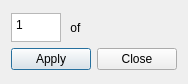
This is src/utils/choosepage.ui in giacomogroppi/writernote-qt as Qt 5 draws it before an edit. The edited form follows.
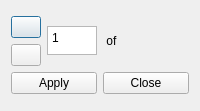
This is the edited form. Icons and pictures are not drawn.

Commit message: fix: add button for choose page

```diff
--- a/src/utils/choosepage.ui
+++ b/src/utils/choosepage.ui
@@ -6,18 +6,76 @@
    <rect>
     <x>0</x>
     <y>0</y>
-    <width>188</width>
-    <height>84</height>
+    <width>200</width>
+    <height>111</height>
    </rect>
   </property>
+  <property name="maximumSize">
+   <size>
+    <width>200</width>
+    <height>111</height>
+   </size>
+  </property>
   <property name="windowTitle">
    <string>Select page</string>
   </property>
-  <layout class="QVBoxLayout" name="verticalLayout_2">
+  <layout class="QVBoxLayout" name="verticalLayout_3">
    <item>
     <layout class="QVBoxLayout" name="verticalLayout">
      <item>
+      <layout class="QHBoxLayout" name="horizontalLayout_3">
+       <item>
       <layout class="QHBoxLayout" name="horizontalLayout">
+         <item>
+          <layout class="QVBoxLayout" name="verticalLayout_2">
+           <item>
+            <widget class="QPushButton" name="pushButton_up">
+             <property name="maximumSize">
+              <size>
+               <width>30</width>
+               <height>16777215</height>
+              </size>
+             </property>
+             <property name="text">
+              <string/>
+             </property>
+             <property name="icon">
+              <iconset resource="../../writernote.qrc">
+               <normaloff>:/image/images/image-up.png</normaloff>:/image/images/image-up.png</iconset>
+             </property>
+             <property name="iconSize">
+              <size>
+               <width>15</width>
+               <height>15</height>
+              </size>
+             </property>
+            </widget>
+           </item>
+           <item>
+            <widget class="QPushButton" name="pushButton_down">
+             <property name="maximumSize">
+              <size>
+               <width>30</width>
+               <height>16777215</height>
+              </size>
+             </property>
+             <property name="text">
+              <string/>
+             </property>
+             <property name="icon">
+              <iconset resource="../../writernote.qrc">
+               <normaloff>:/image/images/image-down.png</normaloff>:/image/images/image-down.png</iconset>
+             </property>
+             <property name="iconSize">
+              <size>
+               <width>15</width>
+               <height>15</height>
+              </size>
+             </property>
+            </widget>
+           </item>
+          </layout>
+         </item>
        <item>
         <widget class="QPlainTextEdit" name="plainTextEdit">
          <property name="maximumSize">
@@ -46,6 +104,8 @@
        </item>
       </layout>
      </item>
+      </layout>
+     </item>
      <item>
       <layout class="QHBoxLayout" name="horizontalLayout_2">
        <item>
```
Left out of the diff: 4 changed lines with no effect on the pictures. Lines whose indentation alone changed are shown as unchanged. The commit also changes 10 other files.
